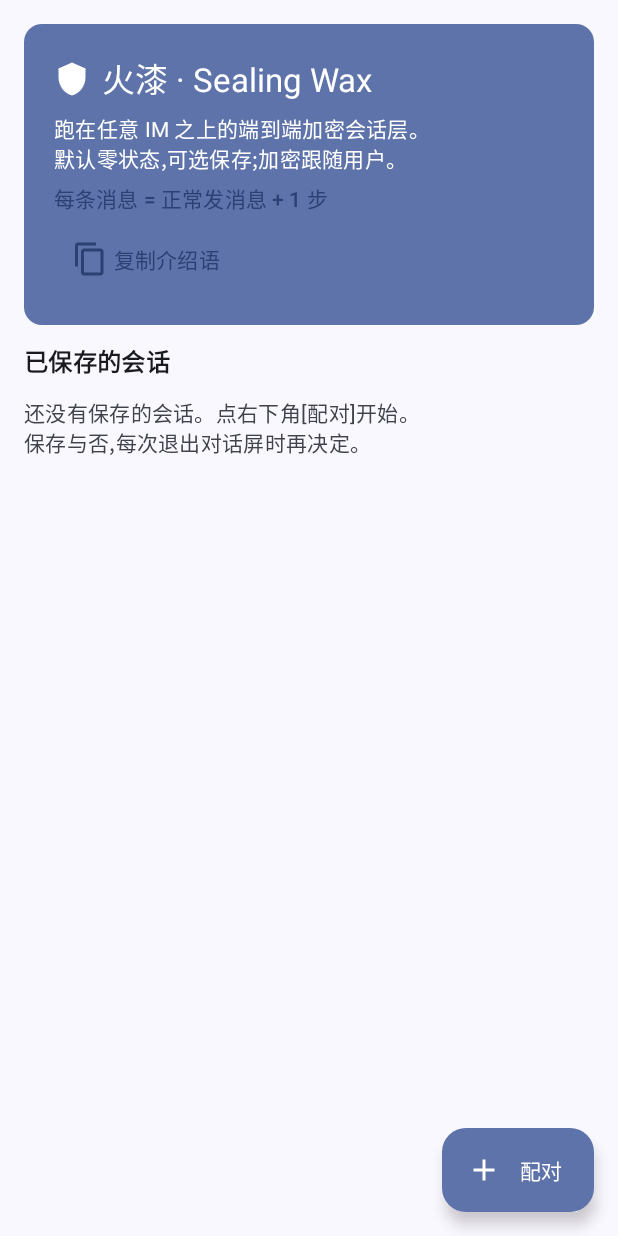
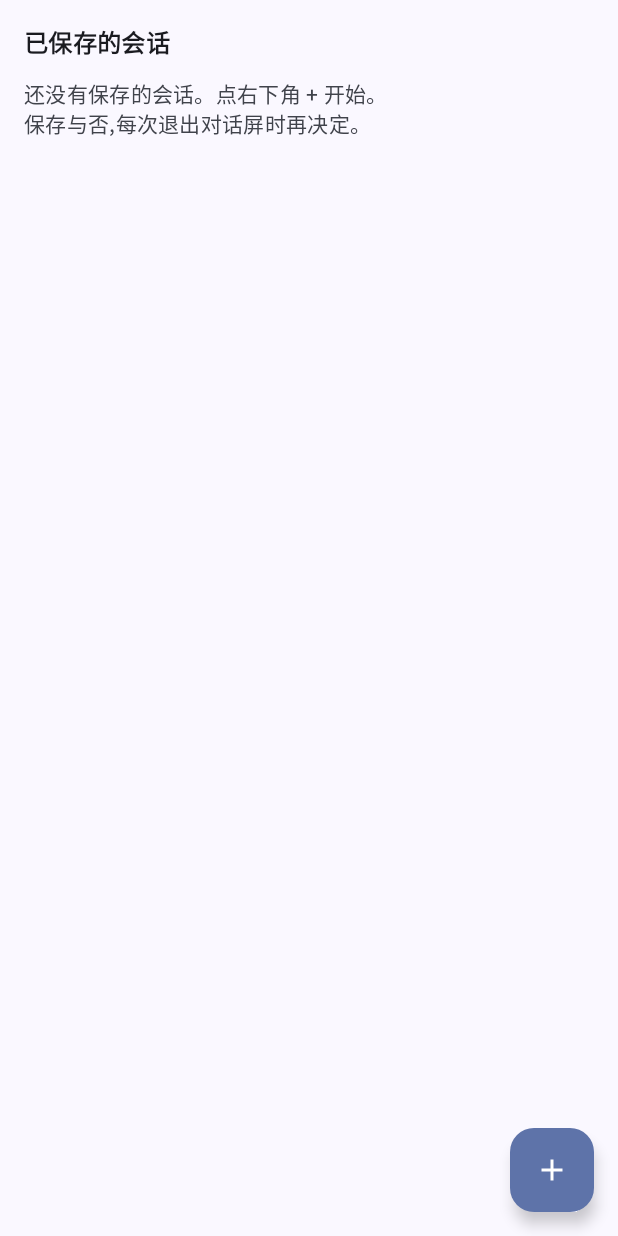
Before and after one commit to Huai-Tian/sealing-wax, an Android app built with Jetpack Compose: the screen it shows after launch (MainActivity), on a phone screen of 412 x 824 dp. Run offline under Robolectric (Android 15) with nearby library versions, the phone set to English and light mode, and no system bars.

Commit message:
ui: 首页极简(ProxyPin 式)——只留会话列表 + 纯加号 FAB + 点空白收回
- 移除状态卡片(介绍语/KPI 文案),首页只剩"已保存的会话"标题与列表,
  空状态文案同步改为指向 +
- 右下角 FAB 去掉"配对"文字,改为纯 + 图标;点击展开"新建会话/
  加入会话"两个选项(不变),再点 + 收起
- 展开时点击列表任意空白处收回选项(无涟漪遮罩,FAB 槽位不受影响)

验证: compileDebugKotlin 通过

```diff
--- a/app/src/main/java/sealing/wax/ui/HomeScreen.kt
+++ b/app/src/main/java/sealing/wax/ui/HomeScreen.kt
@@ -13,7 +13,9 @@ package sealing.wax.ui
 
 import android.widget.Toast
 import androidx.compose.foundation.ExperimentalFoundationApi
+import androidx.compose.foundation.clickable
 import androidx.compose.foundation.combinedClickable
+import androidx.compose.foundation.interaction.MutableInteractionSource
 import androidx.compose.foundation.layout.Arrangement
 import androidx.compose.foundation.layout.Box
 import androidx.compose.foundation.layout.Column
@@ -28,15 +30,14 @@ import androidx.compose.foundation.lazy.LazyColumn
 import androidx.compose.foundation.lazy.items
 import androidx.compose.material.icons.Icons
 import androidx.compose.material.icons.filled.Add
-import androidx.compose.material.icons.filled.ContentCopy
 import androidx.compose.material.icons.filled.Delete
 import androidx.compose.material.icons.filled.Key
 import androidx.compose.material.icons.filled.Lock
-import androidx.compose.material.icons.filled.Shield
 import androidx.compose.material3.AlertDialog
 import androidx.compose.material3.Card
 import androidx.compose.material3.CardDefaults
 import androidx.compose.material3.ExtendedFloatingActionButton
+import androidx.compose.material3.FloatingActionButton
 import androidx.compose.material3.Icon
 import androidx.compose.material3.IconButton
 import androidx.compose.material3.MaterialTheme
@@ -51,18 +52,14 @@ import androidx.compose.runtime.remember
 import androidx.compose.runtime.setValue
 import androidx.compose.ui.Alignment
 import androidx.compose.ui.Modifier
-import androidx.compose.ui.graphics.vector.ImageVector
-import androidx.compose.ui.platform.LocalClipboardManager
 import androidx.compose.ui.platform.LocalContext
-import androidx.compose.ui.text.AnnotatedString
 import androidx.compose.ui.text.font.FontWeight
 import androidx.compose.ui.unit.dp
-import sealing.wax.store.Persistence
 import sealing.wax.store.SavedSession
 import java.text.DateFormat
 import java.util.Date
 
-/** 首页:状态卡片 + 会话列表 + FAB(新建/加入)。 */
+/** 首页:已保存的会话列表 + 右下角 +(展开新建/加入,点空白收回)。 */
 @OptIn(ExperimentalFoundationApi::class)
 @Composable
 fun HomeScreen(
@@ -93,22 +90,20 @@ fun HomeScreen(
                         onClick = { fabExpanded = false; onNewSession() },
                     )
                 }
-                ExtendedFloatingActionButton(
-                    text = { Text(if (fabExpanded) "收起" else "配对") },
-                    icon = { Icon(Icons.Default.Add, contentDescription = null) },
+                FloatingActionButton(
                     onClick = { fabExpanded = !fabExpanded },
-                )
+                ) {
+                    Icon(Icons.Default.Add, contentDescription = "新建或加入会话")
+                }
             }
         },
     ) { padding ->
+        Box(Modifier.fillMaxSize().padding(padding)) {
             LazyColumn(
-            modifier = Modifier.fillMaxSize().padding(padding),
+                modifier = Modifier.fillMaxSize(),
                 contentPadding = androidx.compose.foundation.layout.PaddingValues(16.dp),
                 verticalArrangement = Arrangement.spacedBy(12.dp),
             ) {
-            item {
-                StatusCard()
-            }
                 item {
                     Text(
                         "已保存的会话",
@@ -119,7 +114,7 @@ fun HomeScreen(
                 if (sessions.isEmpty()) {
                     item {
                         Text(
-                        "还没有保存的会话。点右下角[配对]开始。\n" +
+                            "还没有保存的会话。点右下角 + 开始。\n" +
                                 "保存与否,每次退出对话屏时再决定。",
                             style = MaterialTheme.typography.bodyMedium,
                             color = MaterialTheme.colorScheme.onSurfaceVariant,
@@ -164,6 +159,19 @@ fun HomeScreen(
                 }
                 item { Spacer(Modifier.height(88.dp)) }
             }
+
+            /* 点空白处收回展开的两个选项(FAB 在 content 之上,不受遮罩影响) */
+            if (fabExpanded) {
+                Box(
+                    Modifier
+                        .matchParentSize()
+                        .clickable(
+                            interactionSource = remember { MutableInteractionSource() },
+                            indication = null,
+                        ) { fabExpanded = false },
+                )
+            }
+        }
     }
 
     renameTarget?.let { s ->
@@ -203,39 +211,3 @@ fun HomeScreen(
         )
     }
 }
-
-@Composable
-private fun StatusCard() {
-    val clipboard = LocalClipboardManager.current
-    Card(
-        modifier = Modifier.fillMaxWidth(),
-        colors = CardDefaults.cardColors(
-            containerColor = MaterialTheme.colorScheme.primaryContainer,
-        ),
-    ) {
-        Column(Modifier.padding(20.dp), verticalArrangement = Arrangement.spacedBy(6.dp)) {
-            Row(verticalAlignment = Alignment.CenterVertically) {
-                Icon(Icons.Default.Shield, contentDescription = null)
-                Spacer(Modifier.width(8.dp))
-                Text("火漆 · Sealing Wax", style = MaterialTheme.typography.titleLarge)
-            }
-            Text(
-                "跑在任意 IM 之上的端到端加密会话层。\n" +
-                    "默认零状态,可选保存;加密跟随用户。",
-                style = MaterialTheme.typography.bodyMedium,
-            )
-            Text(
-                "每条消息 = 正常发消息 + 1 步",
-                style = MaterialTheme.typography.labelLarge,
-                color = MaterialTheme.colorScheme.primary,
-            )
-            TextButton(onClick = {
-                clipboard.setText(AnnotatedString("火漆 · Sealing Wax —— 端到端 · 两端平等 · 默认零状态"))
-            }) {
-                Icon(Icons.Default.ContentCopy, contentDescription = null)
-                Spacer(Modifier.width(4.dp))
-                Text("复制介绍语")
-            }
-        }
-    }
-}
```
Lines whose indentation alone changed are shown as unchanged.
